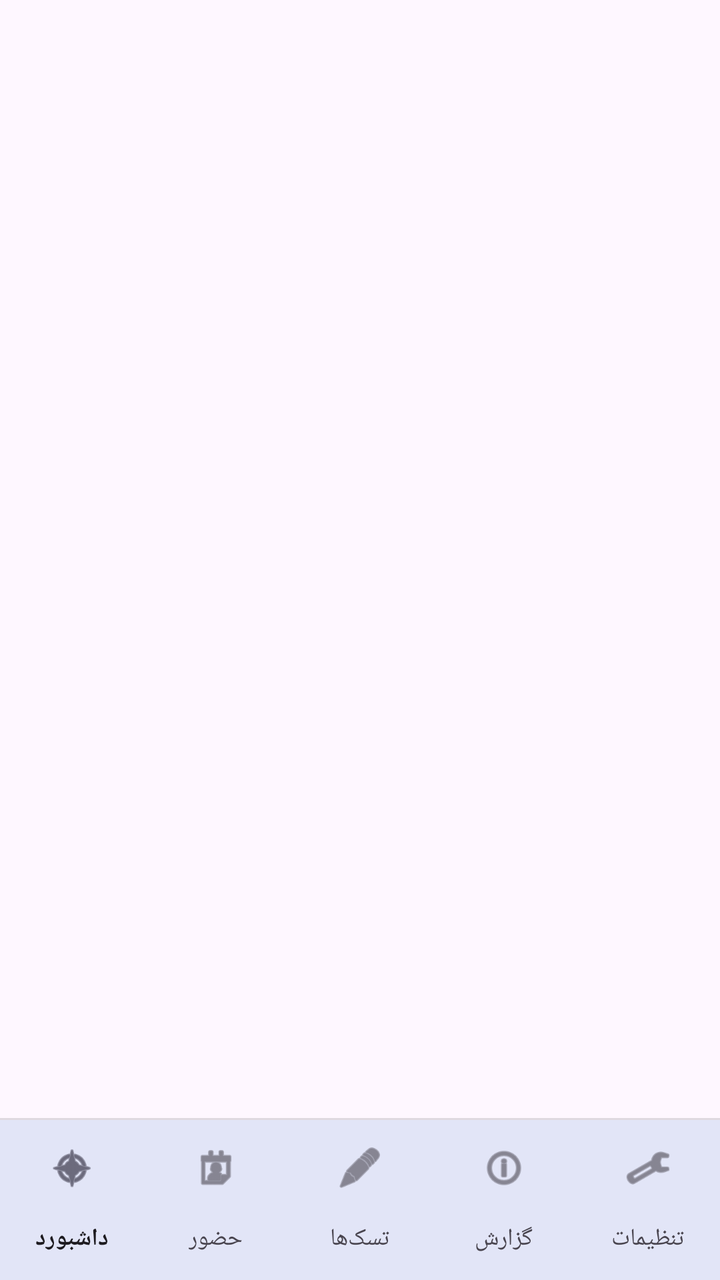
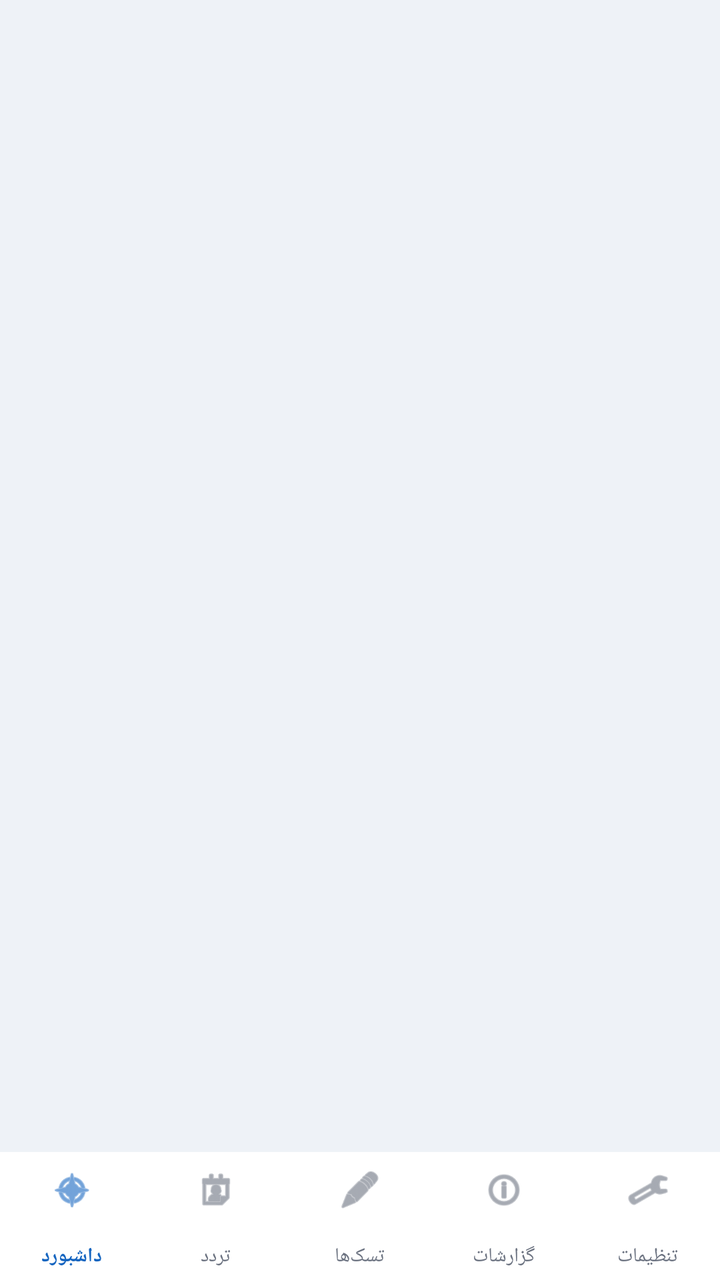

Compare the two renders of this Android layout. The source of the first and the diff that turns it into the second are given below.
<!-- AndroidManifest.xml: application theme Theme.PersonalTimeTracker -->
<!-- res/layout/activity_main.xml -->
<?xml version="1.0" encoding="utf-8"?>
<LinearLayout xmlns:android="http://schemas.android.com/apk/res/android"
    xmlns:app="http://schemas.android.com/apk/res-auto"
    android:id="@+id/rootLayout"
    android:layout_width="match_parent"
    android:layout_height="match_parent"
    android:orientation="vertical"
    android:background="?android:attr/colorBackground">

    <FrameLayout
        android:id="@+id/fragmentContainer"
        android:layout_width="match_parent"
        android:layout_height="0dp"
        android:layout_weight="1" />

    <View
        android:layout_width="match_parent"
        android:layout_height="1dp"
        android:background="#1F000000" />

    <com.google.android.material.bottomnavigation.BottomNavigationView
        android:id="@+id/bottomNav"
        android:layout_width="match_parent"
        android:layout_height="wrap_content"
        android:background="?attr/colorSurface"
        app:menu="@menu/bottom_nav"
        app:labelVisibilityMode="labeled"
        app:itemHorizontalTranslationEnabled="false"
        app:elevation="8dp" />
</LinearLayout>
<!-- resources referenced by this layout -->
<resources>
  <style name="Theme.PersonalTimeTracker" parent="Theme.Material3.Light.NoActionBar">
          <item name="colorPrimary">@color/seed</item>
          <item name="colorOnPrimary">@color/white</item>
          <item name="colorPrimaryContainer">@color/seed_container</item>
          <item name="colorSecondary">@color/seed</item>
          <item name="colorOnSecondary">@color/white</item>
          <item name="android:statusBarColor">@color/seed</item>
          <item name="android:navigationBarColor">@color/bg_light</item>
          <item name="android:windowBackground">@color/bg_light</item>
          <item name="materialCardViewStyle">@style/Widget.App.Card</item>
          <item name="materialButtonStyle">@style/Widget.App.Button</item>
          <item name="bottomNavigationStyle">@style/Widget.App.BottomNav</item>
      </style>
  <color name="seed">#1565C0</color>
  <color name="white">#FFFFFF</color>
  <color name="seed_container">#D6E3FF</color>
  <color name="bg_light">#F7F9FC</color>
  <style name="Widget.App.Card" parent="Widget.Material3.CardView.Elevated">
          <item name="cardCornerRadius">20dp</item>
          <item name="cardElevation">3dp</item>
          <item name="strokeWidth">0dp</item>
      </style>
  <style name="Widget.App.Button" parent="Widget.Material3.Button">
          <item name="cornerRadius">28dp</item>
          <item name="android:minHeight">52dp</item>
          <item name="android:textAllCaps">false</item>
      </style>
  <style name="Widget.App.BottomNav" parent="Widget.Material3.BottomNavigationView">
          <item name="elevation">8dp</item>
          <item name="itemIconSize">24dp</item>
          <item name="labelVisibilityMode">labeled</item>
      </style>
</resources>

<!-- the commit's change to res/layout/activity_main.xml (unified diff, before → after) -->
@@ -5,7 +5,7 @@
     android:layout_width="match_parent"
     android:layout_height="match_parent"
     android:orientation="vertical"
-    android:background="?android:attr/colorBackground">
+    android:background="@color/bg_light">
 
     <FrameLayout
         android:id="@+id/fragmentContainer"
@@ -13,18 +13,23 @@
         android:layout_height="0dp"
         android:layout_weight="1" />
 
-    <View
-        android:layout_width="match_parent"
-        android:layout_height="1dp"
-        android:background="#1F000000" />
-
     <com.google.android.material.bottomnavigation.BottomNavigationView
         android:id="@+id/bottomNav"
         android:layout_width="match_parent"
-        android:layout_height="wrap_content"
-        android:background="?attr/colorSurface"
+        android:layout_height="64dp"
+        android:background="@color/white"
+        android:elevation="12dp"
+        android:paddingTop="4dp"
+        android:paddingBottom="4dp"
+        app:elevation="12dp"
         app:menu="@menu/bottom_nav"
         app:labelVisibilityMode="labeled"
         app:itemHorizontalTranslationEnabled="false"
-        app:elevation="8dp" />
+        app:itemIconSize="22dp"
+        app:itemPaddingTop="4dp"
+        app:itemPaddingBottom="4dp"
+        app:itemIconTint="@color/bottom_nav_colors"
+        app:itemTextColor="@color/bottom_nav_colors"
+        app:itemTextAppearanceActive="@style/BottomNavText"
+        app:itemTextAppearanceInactive="@style/BottomNavText" />
 </LinearLayout>
<!-- resource entries referenced after the edit -->
@@ -1,5 +1,11 @@
 <!-- resources referenced by this layout -->
 <resources>
+  <color name="bg_light">#EEF2F7</color>
+  <color name="white">#FFFFFF</color>
+  <style name="BottomNavText" parent="TextAppearance.Material3.LabelSmall">
+          <item name="android:textSize">10sp</item>
+          <item name="android:maxLines">1</item>
+      </style>
   <style name="Theme.PersonalTimeTracker" parent="Theme.Material3.Light.NoActionBar">
           <item name="colorPrimary">@color/seed</item>
           <item name="colorOnPrimary">@color/white</item>
@@ -7,30 +13,52 @@
           <item name="colorSecondary">@color/seed</item>
           <item name="colorOnSecondary">@color/white</item>
           <item name="android:statusBarColor">@color/seed</item>
-          <item name="android:navigationBarColor">@color/bg_light</item>
+          <item name="android:navigationBarColor">@color/white</item>
           <item name="android:windowBackground">@color/bg_light</item>
+          <item name="android:windowLightStatusBar">false</item>
           <item name="materialCardViewStyle">@style/Widget.App.Card</item>
           <item name="materialButtonStyle">@style/Widget.App.Button</item>
           <item name="bottomNavigationStyle">@style/Widget.App.BottomNav</item>
+          <item name="shapeAppearanceSmallComponent">@style/Shape.App.Small</item>
+          <item name="shapeAppearanceMediumComponent">@style/Shape.App.Medium</item>
+          <item name="shapeAppearanceLargeComponent">@style/Shape.App.Large</item>
       </style>
   <color name="seed">#1565C0</color>
-  <color name="white">#FFFFFF</color>
-  <color name="seed_container">#D6E3FF</color>
-  <color name="bg_light">#F7F9FC</color>
+  <color name="seed_container">#E3F2FD</color>
   <style name="Widget.App.Card" parent="Widget.Material3.CardView.Elevated">
-          <item name="cardCornerRadius">20dp</item>
-          <item name="cardElevation">3dp</item>
+          <item name="cardCornerRadius">24dp</item>
+          <item name="cardElevation">4dp</item>
           <item name="strokeWidth">0dp</item>
+          <item name="cardBackgroundColor">@color/white</item>
       </style>
   <style name="Widget.App.Button" parent="Widget.Material3.Button">
-          <item name="cornerRadius">28dp</item>
+          <item name="cornerRadius">16dp</item>
           <item name="android:minHeight">52dp</item>
           <item name="android:textAllCaps">false</item>
+          <item name="backgroundTint">@color/seed</item>
+          <item name="android:textColor">@color/white</item>
       </style>
   <style name="Widget.App.BottomNav" parent="Widget.Material3.BottomNavigationView">
-          <item name="elevation">8dp</item>
+          <item name="elevation">12dp</item>
           <item name="itemIconSize">24dp</item>
           <item name="labelVisibilityMode">labeled</item>
+          <item name="android:background">@color/white</item>
+          <item name="itemActiveIndicatorStyle">@style/Widget.App.BottomNav.ActiveIndicator</item>
+      </style>
+  <style name="Shape.App.Small" parent="ShapeAppearance.Material3.SmallComponent">
+          <item name="cornerFamily">rounded</item>
+          <item name="cornerSize">12dp</item>
+      </style>
+  <style name="Shape.App.Medium" parent="ShapeAppearance.Material3.MediumComponent">
+          <item name="cornerFamily">rounded</item>
+          <item name="cornerSize">20dp</item>
+      </style>
+  <style name="Shape.App.Large" parent="ShapeAppearance.Material3.LargeComponent">
+          <item name="cornerFamily">rounded</item>
+          <item name="cornerSize">28dp</item>
+      </style>
+  <style name="Widget.App.BottomNav.ActiveIndicator" parent="Widget.Material3.BottomNavigationView.ActiveIndicator">
+          <item name="android:color">@color/seed_container</item>
       </style>
 </resources>
 
